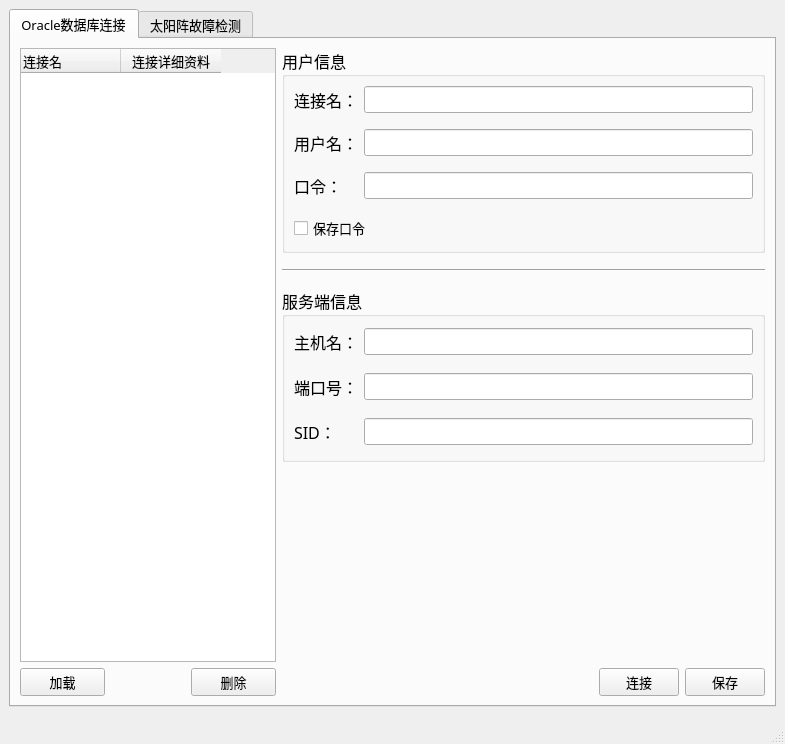
Above: QT/Window.ui from vinogl/Satellite before the change. Below: the same form after it.
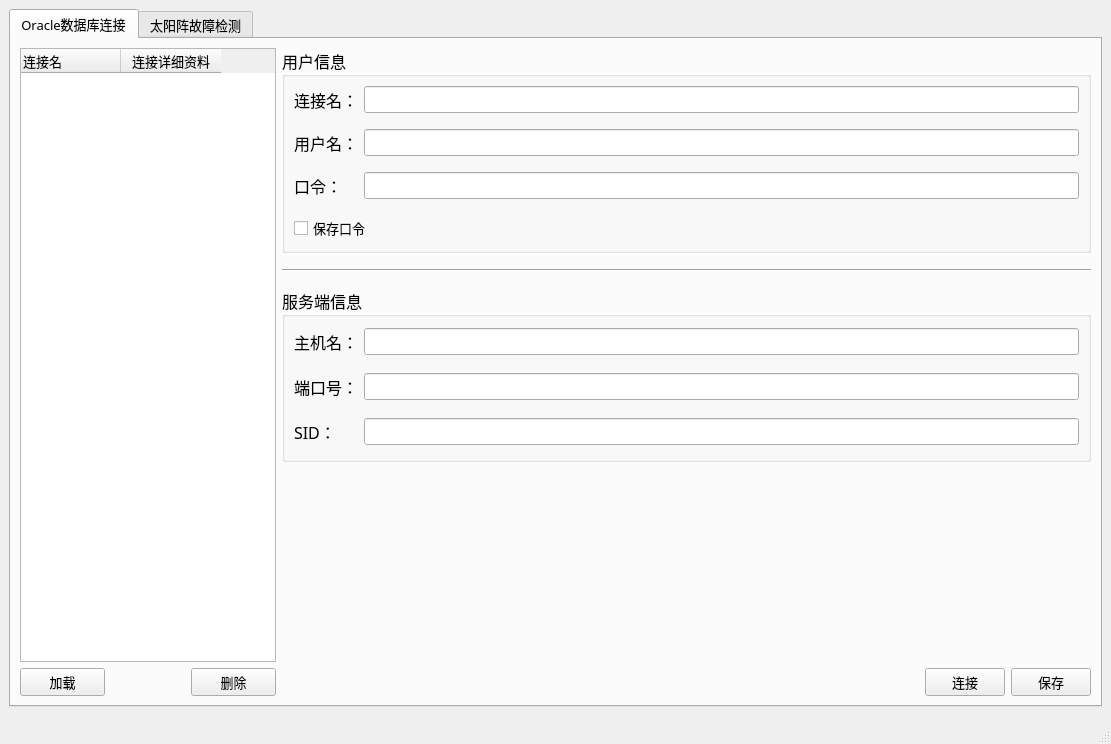
That is the form after the change.

```diff
--- a/QT/Window.ui
+++ b/QT/Window.ui
@@ -6,7 +6,7 @@
    <rect>
     <x>0</x>
     <y>0</y>
-    <width>785</width>
+    <width>1111</width>
     <height>744</height>
    </rect>
   </property>
```
